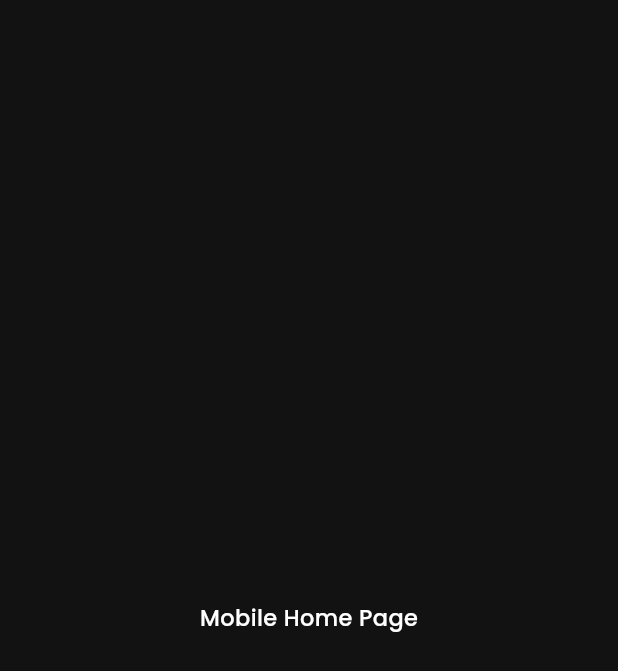
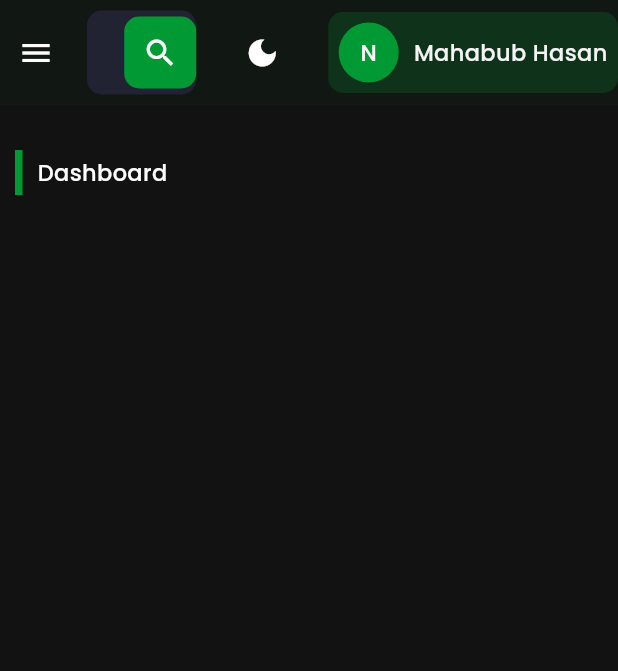
Before and after one commit to hasan1009/ecommerce_backend, a Flutter app: the screen it shows after launch, on a phone screen of 412 x 824 dp. Shown: the top 671 px of the screen. Run offline on Flutter 3.47's test engine with Material 3 defaults, Android fonts, the phone set to English and light mode, and no system bars; our stand-ins replace flutter_svg, get.

Commit message:
Routing Completed

```diff
--- a/lib/controllers/drawer_controller.dart
+++ b/lib/controllers/drawer_controller.dart
@@ -1,7 +1,22 @@
+import 'package:ecom_backend/screens/category/category_page.dart';
+import 'package:ecom_backend/screens/coupon/coupon_page.dart';
+import 'package:ecom_backend/screens/dashboard/dashboard.dart';
+import 'package:ecom_backend/screens/product/product_page.dart';
+import 'package:ecom_backend/screens/settings/settings_page.dart';
+import 'package:flutter/material.dart';
 import 'package:get/get.dart';
+import 'package:get/get_rx/get_rx.dart';
 
 class MyDrawerController extends GetxController {
   RxInt selectedPageIndex = 0.obs;
+
+  RxList<Widget> pages = const [
+    DashBoard(),
+    ProductPage(),
+    CategoryPage(),
+    CouponPage(),
+    SettingsPage()
+  ].obs;
 
   void selectedMenu(int index) {
     selectedPageIndex.value = index;
--- a/lib/main.dart
+++ b/lib/main.dart
@@ -1,5 +1,5 @@
 import 'package:ecom_backend/config/themes.dart';
-import 'package:ecom_backend/views/home_page_view.dart';
+import 'package:ecom_backend/screens/home_page/home_page.dart';
 import 'package:flutter/material.dart';
 import 'package:get/get.dart';
 
@@ -17,7 +17,7 @@ class MyApp extends StatelessWidget {
       debugShowCheckedModeBanner: false,
       title: 'Deshi Mart',
       theme: darkTheme,
-      home: const HomePageView(),
+      home: const HomePage(),
     );
   }
 }
--- a/lib/screens/mobile/auth/mobile_auth.dart
+++ b/lib/screens/auth/auth_page.dart.dart
@@ -1,13 +1,13 @@
 import 'package:flutter/material.dart';
 
-class MobileAuthPage extends StatelessWidget {
-  const MobileAuthPage({super.key});
+class AuthPage extends StatelessWidget {
+  const AuthPage({super.key});
 
   @override
   Widget build(BuildContext context) {
     return const Scaffold(
       body: Center(
-        child: Text("Mobile Auth Page"),
+        child: Text("Web Auth Page"),
       ),
     );
   }
--- /dev/null
+++ b/lib/screens/dashboard/dashboard.dart
@@ -0,0 +1,31 @@
+import 'package:flutter/material.dart';
+
+class DashBoard extends StatelessWidget {
+  const DashBoard({super.key});
+
+  @override
+  Widget build(BuildContext context) {
+    return Column(
+      children: [
+        Row(
+          children: [
+            Row(
+              children: [
+                Container(
+                  width: 5,
+                  height: 30,
+                  color: Theme.of(context).colorScheme.primary,
+                ),
+                SizedBox(width: 10),
+                Text(
+                  "Dashboard",
+                  style: Theme.of(context).textTheme.bodyMedium,
+                ),
+              ],
+            ),
+          ],
+        ),
+      ],
+    );
+  }
+}
--- /dev/null
+++ b/lib/screens/home_page/home_page.dart
@@ -0,0 +1,40 @@
+import 'package:ecom_backend/controllers/drawer_controller.dart';
+import 'package:ecom_backend/widgets/responsive_layout.dart';
+import 'package:flutter/material.dart';
+import 'package:get/get.dart';
+import '../../widgets/my-drawer.dart';
+import '../../widgets/my_app_bar.dart';
+
+class HomePage extends StatelessWidget {
+  const HomePage({super.key});
+
+  @override
+  Widget build(BuildContext context) {
+    final isDesktop = Resposive.isDesktop(context);
+    MyDrawerController drawerController = Get.put(MyDrawerController());
+    return Scaffold(
+      drawer: isDesktop ? null : MyDwawer(),
+      body: SafeArea(
+          child: Row(
+        children: [
+          if (isDesktop) const MyDwawer(),
+          Expanded(
+              flex: 6,
+              child: Column(
+                children: [
+                  const MyAppBar(),
+                  const SizedBox(
+                    height: 20,
+                  ),
+                  Obx(() => Padding(
+                        padding: const EdgeInsets.all(10),
+                        child: drawerController
+                            .pages[drawerController.selectedPageIndex.value],
+                      ))
+                ],
+              )),
+        ],
+      )),
+    );
+  }
+}
--- a/lib/screens/mobile/home_page/mobile_homepage.dart
+++ /dev/null
@@ -1,14 +0,0 @@
-import 'package:flutter/material.dart';
-
-class MobileHomePage extends StatelessWidget {
-  const MobileHomePage({super.key});
-
-  @override
-  Widget build(BuildContext context) {
-    return const Scaffold(
-      body: Center(
-        child: Text("Mobile Home Page"),
-      ),
-    );
-  }
-}
--- a/lib/views/home_page_view.dart
+++ /dev/null
@@ -1,14 +0,0 @@
-import 'package:ecom_backend/screens/mobile/home_page/mobile_homepage.dart';
-import 'package:ecom_backend/screens/web/home_page/web_home_page.dart';
-import 'package:ecom_backend/widgets/responsive_layout.dart';
-import 'package:flutter/material.dart';
-
-class HomePageView extends StatelessWidget {
-  const HomePageView({super.key});
-
-  @override
-  Widget build(BuildContext context) {
-    return const ResponsiveLayout(
-        mobile: MobileHomePage(), desktop: WebHomePage());
-  }
-}
--- a/lib/widgets/my_app_bar.dart
+++ b/lib/widgets/my_app_bar.dart
@@ -1,6 +1,7 @@
 import 'package:flutter/material.dart';
 
 import '../config/colors.dart';
+import 'responsive_layout.dart';
 
 class MyAppBar extends StatelessWidget {
   const MyAppBar({
@@ -9,12 +10,22 @@ class MyAppBar extends StatelessWidget {
 
   @override
   Widget build(BuildContext context) {
+    final isDesktop = Resposive.isDesktop(context);
     return Container(
       height: 70,
       decoration: BoxDecoration(color: AppColors.sidebarColor),
       child: Row(
         children: [
-          const Spacer(),
+          if (!isDesktop)
+            IconButton(
+                onPressed: () {
+                  Scaffold.of(context).openDrawer();
+                },
+                icon: const Icon(Icons.menu)),
+          const SizedBox(
+            width: 10,
+          ),
+          if (isDesktop) const Spacer(),
           Expanded(
               child: TextFormField(
             decoration: InputDecoration(
--- a/lib/widgets/responsive_layout.dart
+++ b/lib/widgets/responsive_layout.dart
@@ -1,19 +1,13 @@
 import 'package:flutter/material.dart';
 
-class ResponsiveLayout extends StatelessWidget {
-  final Widget mobile;
-  final Widget desktop;
-  const ResponsiveLayout(
-      {super.key, required this.mobile, required this.desktop});
+class Resposive {
+  static bool isMobile(BuildContext context) =>
+      MediaQuery.of(context).size.width < 850;
 
-  @override
-  Widget build(BuildContext context) {
-    return LayoutBuilder(builder: (context, constraints) {
-      if (constraints.maxWidth < 600) {
-        return mobile;
-      } else {
-        return desktop;
-      }
-    });
-  }
+  static bool isTablet(BuildContext context) =>
+      MediaQuery.of(context).size.width < 1100 &&
+      MediaQuery.of(context).size.width >= 850;
+
+  static bool isDesktop(BuildContext context) =>
+      MediaQuery.of(context).size.width >= 1100;
 }
```
Also changed, not shown: lib/screens/category/category_page.dart (added, +31 -0 lines), lib/screens/coupon/coupon_page.dart (added, +31 -0 lines), lib/screens/mobile/dashboard/dashboard.dart (deleted, +0 -10 lines), lib/screens/product/product_page.dart (added, +31 -0 lines), lib/screens/settings/settings_page.dart (added, +31 -0 lines), lib/screens/web/auth/web_auth.dart (deleted, +0 -14 lines), lib/screens/web/dashboard/dashboard.dart (deleted, +0 -23 lines), lib/screens/web/home_page/web_home_page.dart (deleted, +0 -94 lines), lib/views/dshboard_view.dart (deleted, +0 -14 lines), lib/widgets/my-drawer.dart (added, +72 -0 lines), lib/widgets/our_page.dart (deleted, +0 -36 lines).
